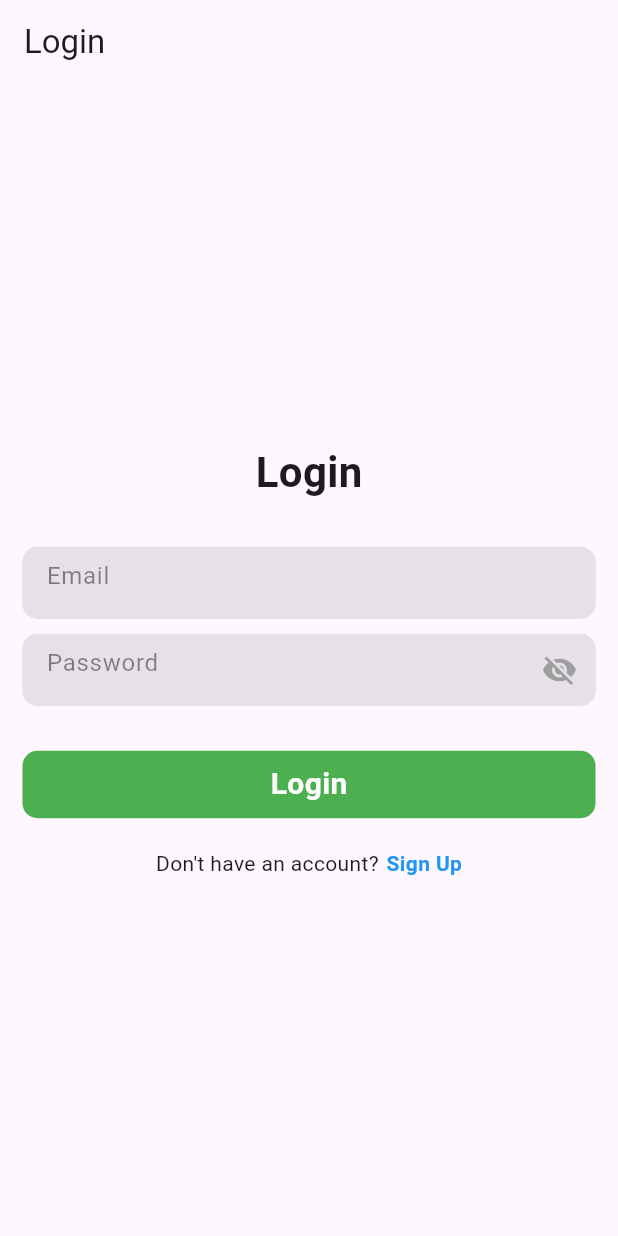
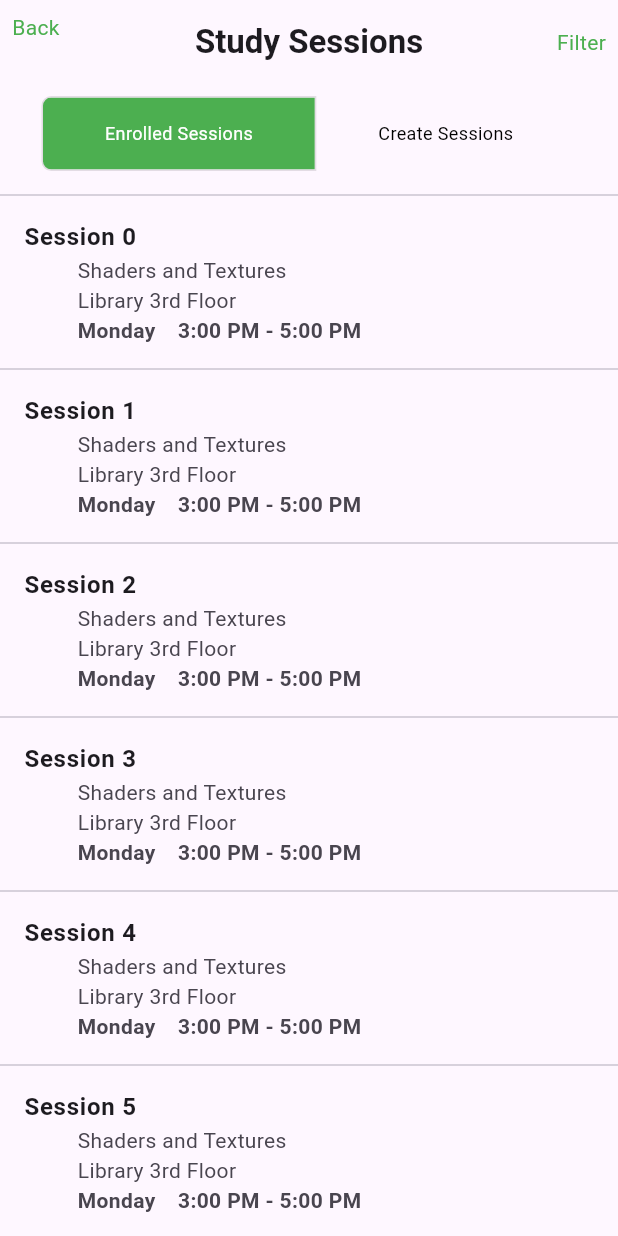
Before and after one commit to emanuxd11/StudySync-ESOF-feup, a Flutter app: the screen it shows after launch, on a phone screen of 412 x 824 dp. Run offline on Flutter 3.47's test engine with Material 3 defaults, Android fonts, the phone set to English and light mode, and no system bars; our stand-ins replace firebase_auth, firebase_core, go_router; accounts and stored records are empty.

Commit message:
Session screen for creating and checking sessions enrolled

```diff
--- /dev/null
+++ b/src/devtools_options.yaml
@@ -0,0 +1 @@
+extensions:
--- a/src/lib/main.dart
+++ b/src/lib/main.dart
@@ -6,11 +6,12 @@ import 'package:firebase_auth/firebase_auth.dart';
 import 'package:firebase_core/firebase_core.dart';
 import 'package:flutter/material.dart';
 import 'package:go_router/go_router.dart'; // to install use: flutter pub add go_router
-import 'package:provider/provider.dart';  // to install use: flutter pub add provider
-import 'package:study_sync/features/app/splash_screen.dart';
+import 'package:provider/provider.dart'; // to install use: flutter pub add provider
+// import 'package:study_sync/features/app/splash_screen.dart';
 import 'package:study_sync/features/user_auth/presentation/pages/login_page.dart';
 import 'package:study_sync/firebase_options.dart';
 import 'package:study_sync/models/entered.dart';
+import 'package:study_sync/screens/sessions.dart';
 import 'package:study_sync/screens/entered.dart';
 import 'package:study_sync/screens/home.dart';
 
@@ -45,7 +46,7 @@ class App extends StatelessWidget {
 
   @override
   Widget build(BuildContext context) {
-    return MaterialApp(
+    return const MaterialApp(
       debugShowCheckedModeBanner: false,
       title: 'Study Sync',
       home: AuthenticationWrapper(),
@@ -54,13 +55,15 @@ class App extends StatelessWidget {
 }
 
 class AuthenticationWrapper extends StatelessWidget {
+  const AuthenticationWrapper({super.key});
+
   @override
   Widget build(BuildContext context) {
     return StreamBuilder(
       stream: FirebaseAuth.instance.authStateChanges(),
       builder: (context, snapshot) {
         if (snapshot.connectionState == ConnectionState.waiting) {
-          return CircularProgressIndicator(); // Show loading indicator while waiting for auth state to be determined
+          return const CircularProgressIndicator(); // Show loading indicator while waiting for auth state to be determined
         } else {
           if (snapshot.hasData) {
             return ChangeNotifierProvider<Groups>(
@@ -75,7 +78,7 @@ class AuthenticationWrapper extends StatelessWidget {
               ),
             );
           } else {
-            return LoginPage(); // If user is not logged in, show the login page
+            return const SessionsScreen(); // If user is not logged in, show the login page
           }
         }
       },
--- /dev/null
+++ b/src/lib/screens/sessions.dart
@@ -0,0 +1,286 @@
+import 'package:flutter/material.dart';
+import 'package:study_sync/screens/home.dart';
+
+class SessionsScreen extends StatelessWidget {
+  const SessionsScreen({super.key});
+
+  @override
+  Widget build(
+    BuildContext context,
+  ) {
+    return SafeArea(
+        child: Scaffold(
+            appBar: AppBar(
+              title: const Text(
+                "Study Sessions",
+                style: TextStyle(fontWeight: FontWeight.bold),
+              ),
+              centerTitle: true,
+              leading: InkWell(
+                onTap: () {
+                  Navigator.push(
+                    context,
+                    MaterialPageRoute(builder: (context) => const HomePage()),
+                  );
+                },
+                child: const Padding(
+                  padding: EdgeInsets.all(8.0),
+                  child: Text(
+                    "Back",
+                    style: TextStyle(color: Colors.green),
+                  ),
+                ),
+              ),
+              actions: [
+                InkWell(
+                  onTap: () {
+                    // Define the function for the filter action
+                  },
+                  child: const Padding(
+                    padding: EdgeInsets.all(8.0),
+                    child: Text(
+                      "Filter",
+                      style: TextStyle(color: Colors.green),
+                    ),
+                  ),
+                ),
+              ],
+            ),
+            body: const StudySessionList()));
+  }
+}
+
+class StudySessionList extends StatefulWidget {
+  const StudySessionList({super.key});
+
+  @override
+  State<StudySessionList> createState() => _StudySessionListState();
+}
+
+class _StudySessionListState extends State<StudySessionList> {
+  @override
+  Widget build(
+    BuildContext context,
+  ) {
+    int pageIndex = 1;
+    final List<bool> selections = [true, false];
+    return Column(
+      children: [
+        Padding(
+          padding: const EdgeInsets.all(8.0),
+          child: ToggleButtons(
+            color: Colors.black,
+            borderColor: Colors.transparent,
+            borderRadius: BorderRadius.circular(6.0),
+            selectedColor: Colors.white,
+            fillColor: Colors.green,
+            isSelected: selections,
+            onPressed: (index) {
+              setState(() {
+                if (pageIndex == index && selections[index]) {
+                  return;
+                }
+                for (int buttonIndex = 0;
+                    buttonIndex < selections.length;
+                    buttonIndex++) {
+                  if (buttonIndex == index) {
+                    selections[buttonIndex] = true;
+                  } else {
+                    selections[buttonIndex] = false;
+                  }
+                }
+                pageIndex = index;
+              });
+              if (index == 1) {
+                Navigator.push(
+                    context,
+                    MaterialPageRoute(
+                        builder: (context) => const CreateSession()));
+              }
+            },
+            children: [
+              Container(
+                padding: EdgeInsets.symmetric(
+                  vertical: 10.0,
+                  horizontal: MediaQuery.of(context).size.width * 0.1,
+                ),
+                child: const Text(
+                  "Enrolled Sessions",
+                  style: TextStyle(fontSize: 12.0),
+                ),
+              ),
+              Container(
+                padding: EdgeInsets.symmetric(
+                  vertical: 10.0,
+                  horizontal: MediaQuery.of(context).size.width * 0.1,
+                ),
+                child: const Text(
+                  "Create Sessions",
+                  style: TextStyle(fontSize: 12.0),
+                ),
+              ),
+            ],
+          ),
+        ),
+        const Divider(),
+        Expanded(
+            child: ListView.builder(
+                itemCount: 10,
+                itemBuilder: (context, index) {
+                  final sessionName = "Session $index";
+                  const sessionTopic = "Shaders and Textures";
+                  const sessionPalce = 'Library 3rd Floor';
+                  const sessionTime = '3:00 PM - 5:00 PM';
+                  const sessionDay = 'Monday';
+
+                  return Column(
+                    children: [
+                      ListTile(
+                        title: Text(
+                          sessionName,
+                          style: const TextStyle(fontWeight: FontWeight.bold),
+                        ),
+                        subtitle: const Padding(
+                          padding: EdgeInsets.only(left: 32.0),
+                          child: Column(
+                            crossAxisAlignment: CrossAxisAlignment.start,
+                            children: [
+                              Text(" $sessionTopic"),
+                              Text(" $sessionPalce"),
+                              Text(
+                                " $sessionDay    $sessionTime",
+                                style: TextStyle(fontWeight: FontWeight.bold),
+                              ),
+                            ],
+                          ),
+                        ),
+                        onTap: () {},
+                      ),
+                      const Divider(),
+                    ],
+                  );
+                }))
+      ],
+    );
+  }
+}
+
+class CreateSession extends StatefulWidget {
+  const CreateSession({super.key});
+
+  @override
+  _CreateSessionState createState() => _CreateSessionState();
+}
+
+class _CreateSessionState extends State<CreateSession> {
+  List<String> list = <String>[
+    'Monday',
+    'Tuesday',
+    'Wednesday',
+    'Thursday',
+    'Friday',
+    'Saturday',
+    'Sunday',
+  ];
+
+  final TextEditingController _sessionNameController = TextEditingController();
+  final TextEditingController _sessionTopicController = TextEditingController();
+  final TextEditingController _sessionPlaceController = TextEditingController();
+  final TextEditingController _sessionTimeController = TextEditingController();
+  final TextEditingController _sessionDayController = TextEditingController();
+
+  @override
+  void dispose() {
+    _sessionNameController.dispose();
+    _sessionTopicController.dispose();
+    _sessionPlaceController.dispose();
+    _sessionTimeController.dispose();
+    _sessionDayController.dispose();
+    super.dispose();
+  }
+
+  @override
+  Widget build(BuildContext context) {
+    return SafeArea(
+      child: Scaffold(
+        appBar: AppBar(
+          title: const Text(
+            "Study Sessions",
+            style: TextStyle(fontWeight: FontWeight.bold),
+          ),
+          centerTitle: true,
+          leading: InkWell(
+            onTap: () {
+              Navigator.push(
+                context,
+                MaterialPageRoute(builder: (context) => const SessionsScreen()),
+              );
+            },
+            child: const Padding(
+              padding: EdgeInsets.all(8.0),
+              child: Text(
+                "Back",
+                style: TextStyle(color: Colors.green),
+              ),
+            ),
+          ),
+        ),
+        body: SingleChildScrollView(
+          child: Padding(
+            padding: const EdgeInsets.all(16.0),
+            child: Form(
+              child: Column(
+                children: [
+                  _buildTextField("Course Name", _sessionNameController),
+                  const SizedBox(height: 16.0),
+                  _buildTextField("Topic", _sessionTopicController),
+                  const SizedBox(height: 16.0),
+                  _buildTextField("Place", _sessionPlaceController),
+                  const SizedBox(height: 16.0),
+                  _buildTextField("Time", _sessionTimeController),
+                  const SizedBox(height: 16.0),
+                  _buildTextField("Day", _sessionDayController),
+                  const SizedBox(height: 16.0),
+                  ElevatedButton(
+                    onPressed: () {
+                      // Handle form submission
+                    },
+                    child: const Text('Create'),
+                  ),
+                ],
+              ),
+            ),
+          ),
+        ),
+      ),
+    );
+  }
+
+  Widget _buildTextField(String label, TextEditingController controller) {
+    return Column(
+      crossAxisAlignment: CrossAxisAlignment.start,
+      children: [
+        Text(
+          label,
+          style: const TextStyle(fontWeight: FontWeight.bold),
+        ),
+        const SizedBox(height: 8.0),
+        Container(
+          decoration: BoxDecoration(
+            border: Border.all(color: Colors.grey),
+            borderRadius: BorderRadius.circular(8.0),
+          ),
+          child: Padding(
+            padding: const EdgeInsets.all(8.0),
+            child: TextFormField(
+              controller: controller,
+              decoration: const InputDecoration(
+                border: InputBorder.none,
+              ),
+            ),
+          ),
+        ),
+      ],
+    );
+  }
+}
```
Also changed, not shown: 1 other file.
